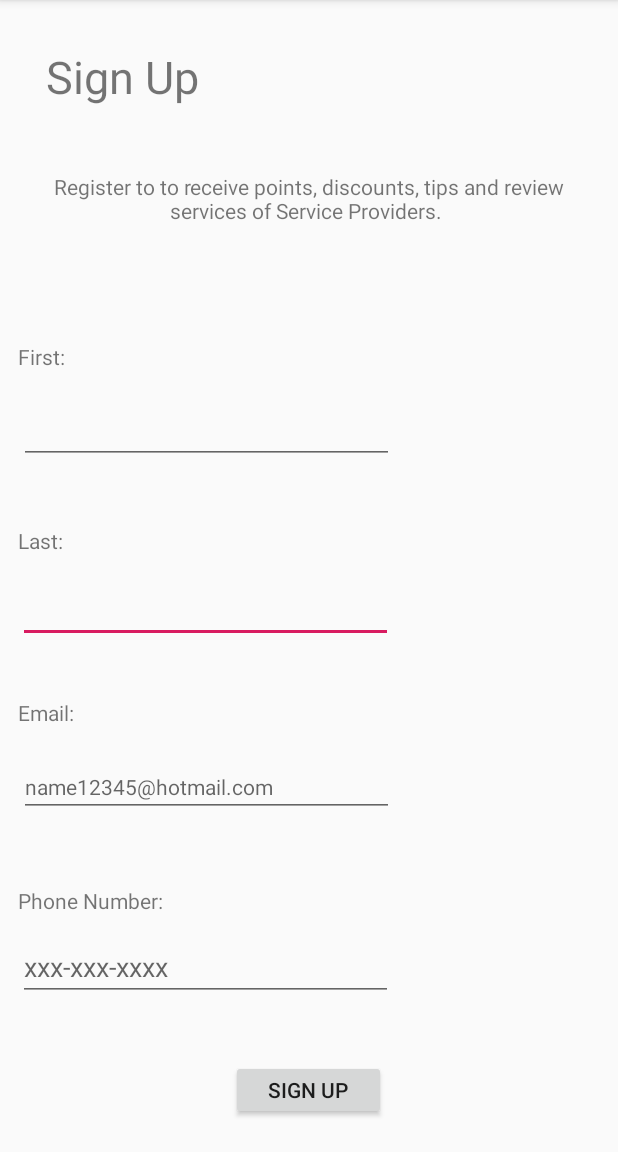
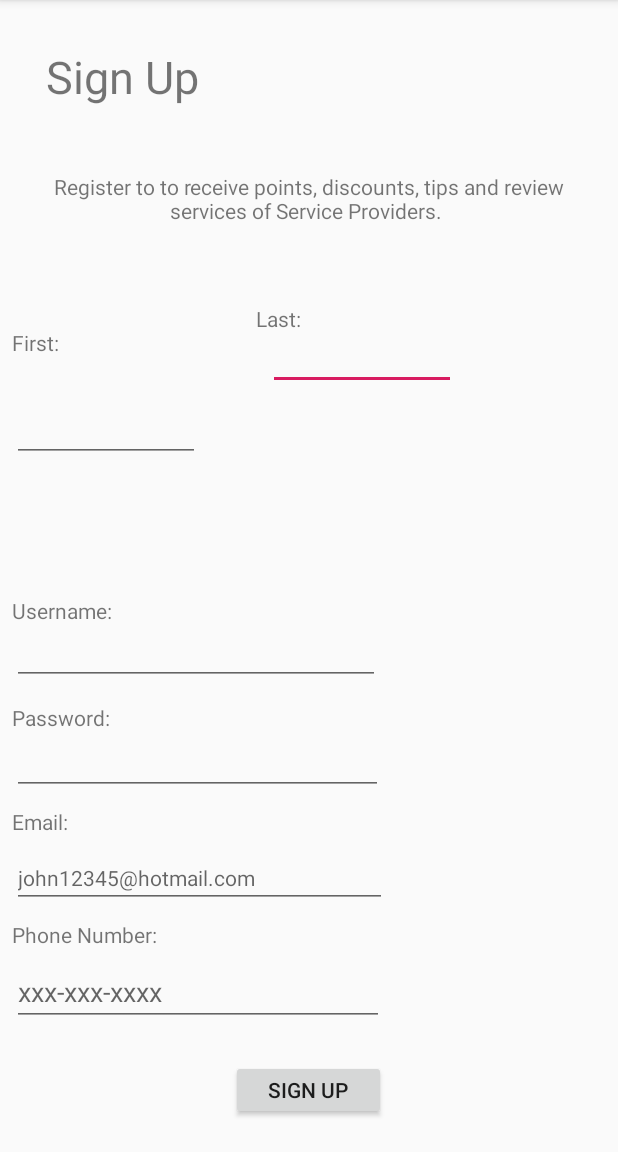
Before and after one commit to Jeremy2052/SMS, an Android app: the registration screen opened directly, with no data from a screen before it, on a phone screen of 412 x 824 dp, the part 84-1236 px from its top. Run offline under Robolectric (Android 15) with nearby library versions, the phone set to English and light mode, and no system bars.

Commit message:
Update Login, Registration

```diff
--- a/app/src/main/java/com/example/login/MainActivity.java
+++ b/app/src/main/java/com/example/login/MainActivity.java
@@ -31,6 +31,7 @@ public class MainActivity extends AppCompatActivity {
                 if(user.matches("jeremy") & pass.matches("123")){
                     Intent intent = new Intent(getApplicationContext(), mainScreen.class);
                     startActivity(intent);
+                    finish();
                 }else{
                     CharSequence text = "Login Unsuccessful";
                     int duration = Toast.LENGTH_SHORT;
@@ -41,8 +42,14 @@ public class MainActivity extends AppCompatActivity {
 
         signup.setOnClickListener(new View.OnClickListener() {
             public void onClick(View v) {
+
+                /*
+                * Add functionality for registering
+                * Check if email and phone number are in correct format
+                * */
                 Intent intent = new Intent(getApplicationContext(), registration.class);
                 startActivity(intent);
+                finish();
             }
         });
 
@@ -50,6 +57,7 @@ public class MainActivity extends AppCompatActivity {
             public void onClick(View v) {
                 Intent intent = new Intent(getApplicationContext(), mainScreen.class);
                 startActivity(intent);
+                finish();
             }
         });
     }
--- a/app/src/main/java/com/example/login/mainScreen.java
+++ b/app/src/main/java/com/example/login/mainScreen.java
@@ -2,7 +2,10 @@ package com.example.login;
 
 import androidx.appcompat.app.AppCompatActivity;
 
+import android.content.Intent;
 import android.os.Bundle;
+import android.view.View;
+import android.widget.Button;
 
 public class mainScreen extends AppCompatActivity {
 
@@ -10,5 +13,16 @@ public class mainScreen extends AppCompatActivity {
     protected void onCreate(Bundle savedInstanceState) {
         super.onCreate(savedInstanceState);
         setContentView(R.layout.activity_main_screen);
+
+        Button logout = findViewById(R.id.logout);
+
+        logout.setOnClickListener(new View.OnClickListener() {
+            public void onClick(View v) {
+                Intent intent = new Intent(getApplicationContext(), MainActivity.class);
+                startActivity(intent);
+                finish();
+
+            }
+        });
     }
 }
--- a/app/src/main/java/com/example/login/registration.java
+++ b/app/src/main/java/com/example/login/registration.java
@@ -19,6 +19,8 @@ public class registration extends AppCompatActivity {
         final EditText lastName = (findViewById(R.id.last));
         final EditText email = (findViewById(R.id.email));
         final EditText phoneNumber = (findViewById(R.id.phonenumber));
+        final EditText username = (findViewById(R.id.usernameR));
+        final EditText password = (findViewById(R.id.passwordR));
 
         Button signup = findViewById(R.id.signup);
         signup.setOnClickListener(new View.OnClickListener() {
--- a/app/src/main/res/layout/activity_main.xml
+++ b/app/src/main/res/layout/activity_main.xml
@@ -16,7 +16,7 @@
         android:layout_marginEnd="32dp"
         android:layout_marginRight="32dp"
         android:ems="10"
-        android:hint="email"
+        android:hint="Username"
         android:inputType="textPersonName"
         app:layout_constraintBottom_toTopOf="@+id/password"
         app:layout_constraintEnd_toEndOf="parent"
@@ -34,7 +34,7 @@
         android:layout_marginEnd="32dp"
         android:layout_marginRight="32dp"
         android:ems="10"
-        android:hint="assword"
+        android:hint="Password"
         android:inputType="textPassword"
         app:layout_constraintBottom_toBottomOf="parent"
         app:layout_constraintEnd_toEndOf="parent"
@@ -79,22 +79,22 @@
         android:text="Skip"
         app:layout_constraintBottom_toBottomOf="parent"
         app:layout_constraintEnd_toEndOf="parent"
-        app:layout_constraintHorizontal_bias="0.501"
+        app:layout_constraintHorizontal_bias="0.498"
         app:layout_constraintStart_toStartOf="parent"
         app:layout_constraintTop_toBottomOf="@+id/signup"
-        app:layout_constraintVertical_bias="0.142" />
+        app:layout_constraintVertical_bias="0.074" />
 
     <TextView
         android:id="@+id/textView6"
-        android:layout_width="wrap_content"
-        android:layout_height="wrap_content"
+        android:layout_width="120dp"
+        android:layout_height="20dp"
         android:text="Forgot Password?"
         android:textColor="#3670FF"
         app:layout_constraintBottom_toBottomOf="parent"
         app:layout_constraintEnd_toEndOf="parent"
         app:layout_constraintStart_toStartOf="parent"
         app:layout_constraintTop_toBottomOf="@+id/skip"
-        app:layout_constraintVertical_bias="0.239" />
+        app:layout_constraintVertical_bias="0.437" />
 
     <ImageView
         android:id="@+id/imageView"
@@ -107,4 +107,15 @@
         app:layout_constraintTop_toTopOf="parent"
         app:layout_constraintVertical_bias="0.105"
         app:srcCompat="@android:drawable/sym_def_app_icon" />
+
+    <TextView
+        android:id="@+id/textView10"
+        android:layout_width="120dp"
+        android:layout_height="20dp"
+        android:text="Forgot Username?"
+        android:textColor="#3670FF"
+        app:layout_constraintBottom_toTopOf="@+id/textView6"
+        app:layout_constraintEnd_toEndOf="parent"
+        app:layout_constraintStart_toStartOf="parent"
+        app:layout_constraintTop_toBottomOf="@+id/skip" />
 </androidx.constraintlayout.widget.ConstraintLayout>
--- a/app/src/main/res/layout/activity_main_screen.xml
+++ b/app/src/main/res/layout/activity_main_screen.xml
@@ -81,9 +81,9 @@
     </ScrollView>
 
     <Button
-        android:id="@+id/button"
-        android:layout_width="66dp"
-        android:layout_height="32dp"
+        android:id="@+id/logout"
+        android:layout_width="65dp"
+        android:layout_height="30dp"
         android:layout_marginTop="8dp"
         android:layout_marginEnd="8dp"
         android:layout_marginRight="8dp"
@@ -91,20 +91,21 @@
         android:textSize="10sp"
         app:layout_constraintBottom_toTopOf="@+id/scrollView2"
         app:layout_constraintEnd_toEndOf="parent"
-        app:layout_constraintHorizontal_bias="0.997"
+        app:layout_constraintHorizontal_bias="1.0"
         app:layout_constraintStart_toStartOf="parent"
         app:layout_constraintTop_toTopOf="parent"
-        app:layout_constraintVertical_bias="0.022" />
+        app:layout_constraintVertical_bias="0.0" />
 
     <ImageButton
         android:id="@+id/imageButton"
         android:layout_width="37dp"
-        android:layout_height="33dp"
+        android:layout_height="30dp"
+        android:layout_marginTop="8dp"
         app:layout_constraintBottom_toTopOf="@+id/scrollView2"
-        app:layout_constraintEnd_toStartOf="@+id/button"
-        app:layout_constraintHorizontal_bias="0.973"
+        app:layout_constraintEnd_toStartOf="@+id/logout"
+        app:layout_constraintHorizontal_bias="0.976"
         app:layout_constraintStart_toStartOf="parent"
         app:layout_constraintTop_toTopOf="parent"
-        app:layout_constraintVertical_bias="0.08"
+        app:layout_constraintVertical_bias="0.0"
         app:srcCompat="@android:drawable/ic_menu_manage" />
 </androidx.constraintlayout.widget.ConstraintLayout>
--- a/app/src/main/res/layout/activity_registration.xml
+++ b/app/src/main/res/layout/activity_registration.xml
@@ -10,13 +10,12 @@
         android:id="@+id/textView4"
         android:layout_width="wrap_content"
         android:layout_height="wrap_content"
-        android:layout_marginStart="12dp"
-        android:layout_marginLeft="12dp"
+        android:layout_marginStart="8dp"
+        android:layout_marginLeft="8dp"
+        android:layout_marginBottom="8dp"
         android:text="Email:"
         app:layout_constraintBottom_toTopOf="@+id/email"
-        app:layout_constraintStart_toStartOf="parent"
-        app:layout_constraintTop_toBottomOf="@+id/last"
-        app:layout_constraintVertical_bias="0.645" />
+        app:layout_constraintStart_toStartOf="parent" />
 
     <View
         android:id="@+id/divider3"
@@ -45,70 +44,69 @@
 
     <EditText
         android:id="@+id/last"
-        android:layout_width="250dp"
-        android:layout_height="wrap_content"
+        android:layout_width="125dp"
+        android:layout_height="30dp"
+        android:layout_marginTop="8dp"
+        android:layout_marginEnd="108dp"
+        android:layout_marginRight="108dp"
         android:ems="10"
         android:inputType="textPersonName"
         android:text=""
-        app:layout_constraintBottom_toTopOf="@+id/signup"
         app:layout_constraintEnd_toEndOf="parent"
-        app:layout_constraintHorizontal_bias="0.074"
-        app:layout_constraintStart_toStartOf="parent"
-        app:layout_constraintTop_toBottomOf="@+id/textView7"
-        app:layout_constraintVertical_bias="0.447" />
+        app:layout_constraintTop_toBottomOf="@+id/textView3" />
 
     <EditText
         android:id="@+id/email"
         android:layout_width="250dp"
         android:layout_height="wrap_content"
+        android:layout_marginStart="8dp"
+        android:layout_marginLeft="8dp"
+        android:layout_marginBottom="8dp"
         android:ems="10"
-        android:hint="name12345@hotmail.com"
+        android:hint="john12345@hotmail.com"
         android:inputType="textEmailAddress"
         android:textSize="14sp"
-        app:layout_constraintBottom_toBottomOf="parent"
-        app:layout_constraintEnd_toEndOf="parent"
-        app:layout_constraintHorizontal_bias="0.08"
-        app:layout_constraintStart_toStartOf="parent"
-        app:layout_constraintTop_toBottomOf="@+id/last"
-        app:layout_constraintVertical_bias="0.255" />
+        app:layout_constraintBottom_toTopOf="@+id/textView5"
+        app:layout_constraintStart_toStartOf="parent" />
 
     <EditText
         android:id="@+id/phonenumber"
-        android:layout_width="250dp"
-        android:layout_height="wrap_content"
+        android:layout_width="248dp"
+        android:layout_height="36dp"
+        android:layout_marginStart="8dp"
+        android:layout_marginLeft="8dp"
         android:ems="10"
         android:hint="xxx-xxx-xxxx"
         android:inputType="phone"
         android:textSize="18sp"
-        app:layout_constraintBottom_toBottomOf="parent"
-        app:layout_constraintEnd_toEndOf="parent"
-        app:layout_constraintHorizontal_bias="0.074"
+        app:layout_constraintBottom_toTopOf="@+id/signup"
         app:layout_constraintStart_toStartOf="parent"
-        app:layout_constraintTop_toBottomOf="@+id/email"
-        app:layout_constraintVertical_bias="0.435" />
+        app:layout_constraintTop_toBottomOf="@+id/textView5"
+        app:layout_constraintVertical_bias="0.4" />
 
     <TextView
         android:id="@+id/textView3"
         android:layout_width="wrap_content"
         android:layout_height="wrap_content"
-        android:layout_marginStart="12dp"
-        android:layout_marginLeft="12dp"
+        android:layout_marginTop="44dp"
         android:text="Last:"
-        app:layout_constraintBottom_toTopOf="@+id/last"
-        app:layout_constraintStart_toStartOf="parent"
-        app:layout_constraintTop_toBottomOf="@+id/divider3"
-        app:layout_constraintVertical_bias="0.951" />
+        app:layout_constraintEnd_toEndOf="parent"
+        app:layout_constraintHorizontal_bias="0.384"
+        app:layout_constraintStart_toEndOf="@+id/textView"
+        app:layout_constraintTop_toBottomOf="@+id/textView7" />
 
     <TextView
         android:id="@+id/textView5"
         android:layout_width="wrap_content"
         android:layout_height="wrap_content"
-        android:layout_marginStart="12dp"
-        android:layout_marginLeft="12dp"
-        android:layout_marginBottom="12dp"
+        android:layout_marginStart="8dp"
+        android:layout_marginLeft="8dp"
+        android:layout_marginBottom="8dp"
         android:text="Phone Number:"
-        app:layout_constraintBottom_toTopOf="@+id/phonenumber"
-        app:layout_constraintStart_toStartOf="parent" />
+        app:layout_constraintBottom_toTopOf="@+id/signup"
+        app:layout_constraintStart_toStartOf="parent"
+        app:layout_constraintTop_toBottomOf="@+id/textView7"
+        app:layout_constraintVertical_bias="0.873" />
 
     <Button
         android:id="@+id/signup"
@@ -136,27 +134,78 @@
 
     <EditText
         android:id="@+id/first"
-        android:layout_width="250dp"
-        android:layout_height="wrap_content"
+        android:layout_width="125dp"
+        android:layout_height="30dp"
+        android:layout_marginStart="8dp"
+        android:layout_marginLeft="8dp"
         android:ems="10"
         android:inputType="textPersonName"
         android:text=""
-        app:layout_constraintBottom_toTopOf="@+id/last"
-        app:layout_constraintEnd_toEndOf="parent"
-        app:layout_constraintHorizontal_bias="0.08"
+        app:layout_constraintBottom_toTopOf="@+id/textView8"
+        app:layout_constraintEnd_toStartOf="@+id/last"
+        app:layout_constraintHorizontal_bias="0.0"
         app:layout_constraintStart_toStartOf="parent"
-        app:layout_constraintTop_toBottomOf="@+id/textView7"
-        app:layout_constraintVertical_bias="0.589" />
+        app:layout_constraintTop_toBottomOf="@+id/textView"
+        app:layout_constraintVertical_bias="0.307" />
 
     <TextView
         android:id="@+id/textView"
         android:layout_width="wrap_content"
         android:layout_height="wrap_content"
+        android:layout_marginStart="8dp"
+        android:layout_marginLeft="8dp"
+        android:layout_marginBottom="8dp"
         android:text="First:"
-        app:layout_constraintBottom_toTopOf="@+id/first"
-        app:layout_constraintEnd_toEndOf="parent"
-        app:layout_constraintHorizontal_bias="0.031"
+        app:layout_constraintBottom_toTopOf="@+id/signup"
         app:layout_constraintStart_toStartOf="parent"
         app:layout_constraintTop_toBottomOf="@+id/textView7"
-        app:layout_constraintVertical_bias="0.807" />
+        app:layout_constraintVertical_bias="0.115" />
+
+    <TextView
+        android:id="@+id/textView8"
+        android:layout_width="77dp"
+        android:layout_height="19dp"
+        android:layout_marginStart="8dp"
+        android:layout_marginLeft="8dp"
+        android:layout_marginBottom="8dp"
+        android:text="Username:"
+        app:layout_constraintBottom_toTopOf="@+id/usernameR"
+        app:layout_constraintEnd_toEndOf="parent"
+        app:layout_constraintHorizontal_bias="0.0"
+        app:layout_constraintStart_toStartOf="parent" />
+
+    <EditText
+        android:id="@+id/usernameR"
+        android:layout_width="245dp"
+        android:layout_height="32dp"
+        android:layout_marginStart="8dp"
+        android:layout_marginLeft="8dp"
+        android:layout_marginBottom="12dp"
+        android:ems="10"
+        android:inputType="textPersonName"
+        app:layout_constraintBottom_toTopOf="@+id/textView9"
+        app:layout_constraintStart_toStartOf="parent" />
+
+    <TextView
+        android:id="@+id/textView9"
+        android:layout_width="wrap_content"
+        android:layout_height="wrap_content"
+        android:layout_marginStart="8dp"
+        android:layout_marginLeft="8dp"
+        android:layout_marginBottom="8dp"
+        android:text="Password:"
+        app:layout_constraintBottom_toTopOf="@+id/passwordR"
+        app:layout_constraintStart_toStartOf="parent" />
+
+    <EditText
+        android:id="@+id/passwordR"
+        android:layout_width="247dp"
+        android:layout_height="34dp"
+        android:layout_marginStart="8dp"
+        android:layout_marginLeft="8dp"
+        android:layout_marginBottom="8dp"
+        android:ems="10"
+        android:inputType="textPersonName"
+        app:layout_constraintBottom_toTopOf="@+id/textView4"
+        app:layout_constraintStart_toStartOf="parent" />
 </androidx.constraintlayout.widget.ConstraintLayout>
```
